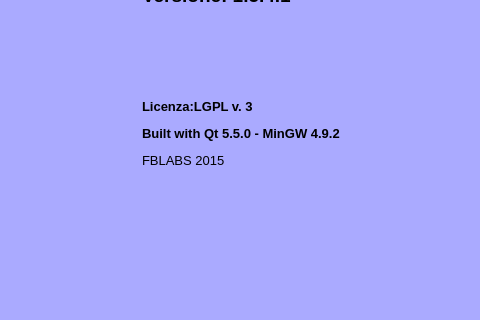
Old version of the form mainwindow.ui in the repository fblabs/hamlet-mod-sancon; both pictures show x 201 to 681 and y 247 to 567 of the 979 by 768 pixel window.
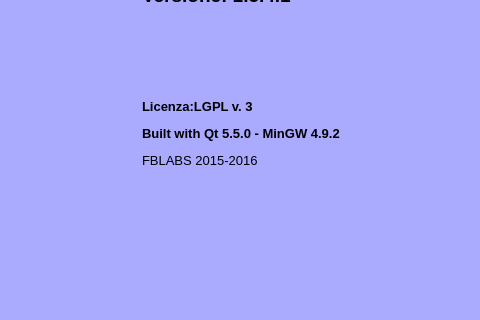
New version of the form. Icons and pictures are not drawn.

What changed in the file:
```diff
--- a/mainwindow.ui
+++ b/mainwindow.ui
@@ -523,7 +523,7 @@
       <item>
        <widget class="QLabel" name="label_2">
         <property name="text">
-         <string>&lt;html&gt;&lt;head/&gt;&lt;body&gt;&lt;p&gt;&lt;span style=&quot; font-size:20pt; font-weight:600;&quot;&gt;Hamlet Mod&lt;/span&gt;&lt;/p&gt;&lt;p&gt;&lt;span style=&quot; font-size:14pt; font-weight:600;&quot;&gt;Versione: 1.5.4.1&lt;/span&gt;&lt;/p&gt;&lt;p&gt;&lt;br/&gt;&lt;/p&gt;&lt;p&gt;&lt;br/&gt;&lt;/p&gt;&lt;p&gt;&lt;span style=&quot; font-size:10pt; font-weight:600;&quot;&gt;Licenza:LGPL v. 3&lt;/span&gt;&lt;/p&gt;&lt;p&gt;&lt;span style=&quot; font-size:10pt; font-weight:600;&quot;&gt;Built with Qt 5.5.0 - MinGW 4.9.2&lt;/span&gt;&lt;/p&gt;&lt;p&gt;&lt;span style=&quot; font-size:10pt;&quot;&gt;FBLABS 2015&lt;/span&gt;&lt;/p&gt;&lt;/body&gt;&lt;/html&gt;</string>
+         <string>&lt;html&gt;&lt;head/&gt;&lt;body&gt;&lt;p&gt;&lt;span style=&quot; font-size:20pt; font-weight:600;&quot;&gt;Hamlet Mod&lt;/span&gt;&lt;/p&gt;&lt;p&gt;&lt;span style=&quot; font-size:14pt; font-weight:600;&quot;&gt;Versione: 1.5.4.1&lt;/span&gt;&lt;/p&gt;&lt;p&gt;&lt;br/&gt;&lt;/p&gt;&lt;p&gt;&lt;br/&gt;&lt;/p&gt;&lt;p&gt;&lt;span style=&quot; font-size:10pt; font-weight:600;&quot;&gt;Licenza:LGPL v. 3&lt;/span&gt;&lt;/p&gt;&lt;p&gt;&lt;span style=&quot; font-size:10pt; font-weight:600;&quot;&gt;Built with Qt 5.5.0 - MinGW 4.9.2&lt;/span&gt;&lt;/p&gt;&lt;p&gt;&lt;span style=&quot; font-size:10pt;&quot;&gt;FBLABS 2015-2016&lt;/span&gt;&lt;/p&gt;&lt;/body&gt;&lt;/html&gt;</string>
         </property>
         <property name="scaledContents">
          <bool>false</bool>
```
